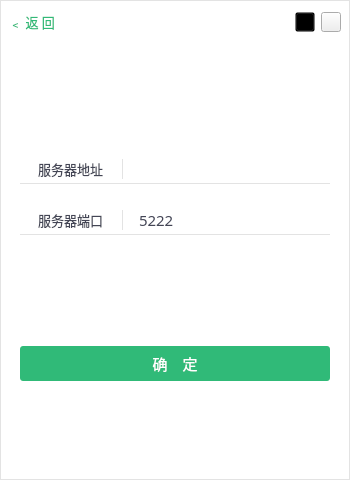
First picture: the form in SoftTerminal/forms/STServerConfig.ui, repository sunpu/softterminal, before the edit.
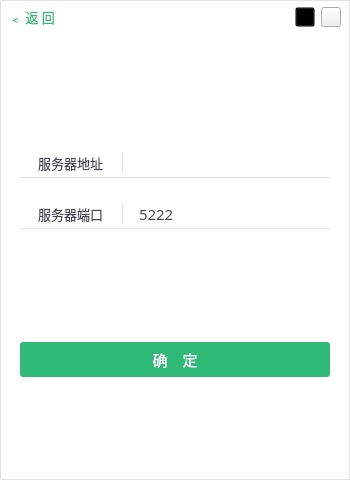
Second picture: the form after the edit. Icons and pictures are not drawn.

```diff
--- a/SoftTerminal/forms/STServerConfig.ui
+++ b/SoftTerminal/forms/STServerConfig.ui
@@ -46,13 +46,13 @@
      <property name="minimumSize">
       <size>
        <width>0</width>
-       <height>45</height>
+       <height>35</height>
       </size>
      </property>
      <property name="maximumSize">
       <size>
        <width>16777215</width>
-       <height>45</height>
+       <height>35</height>
       </size>
      </property>
      <property name="styleSheet">
```
